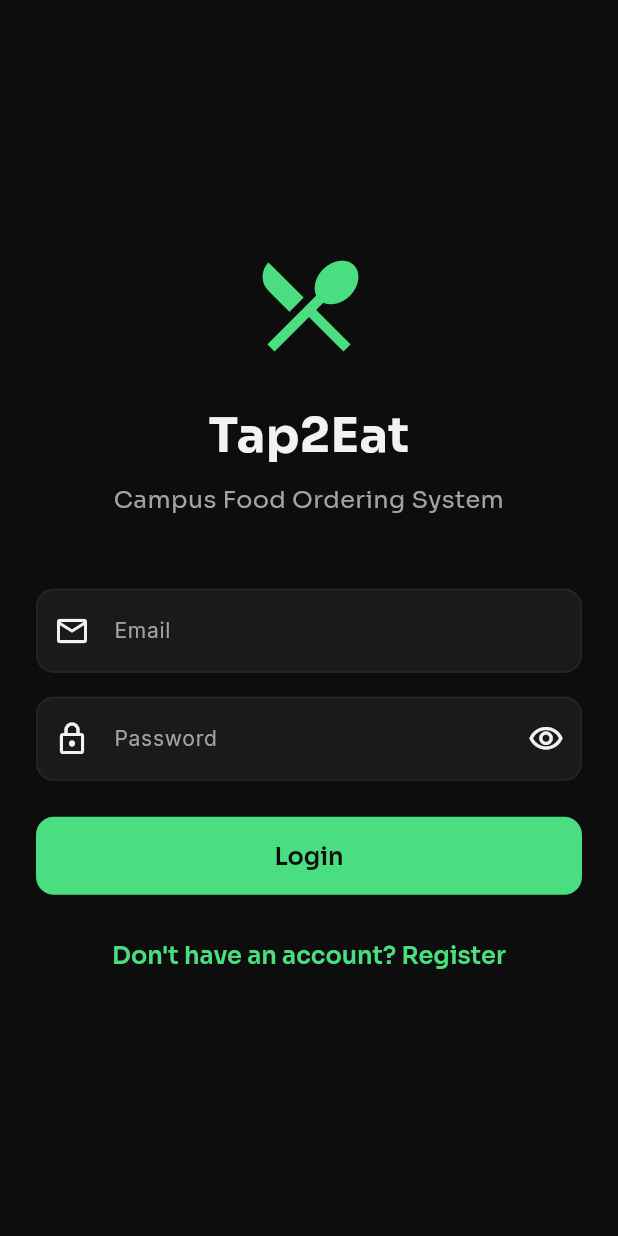
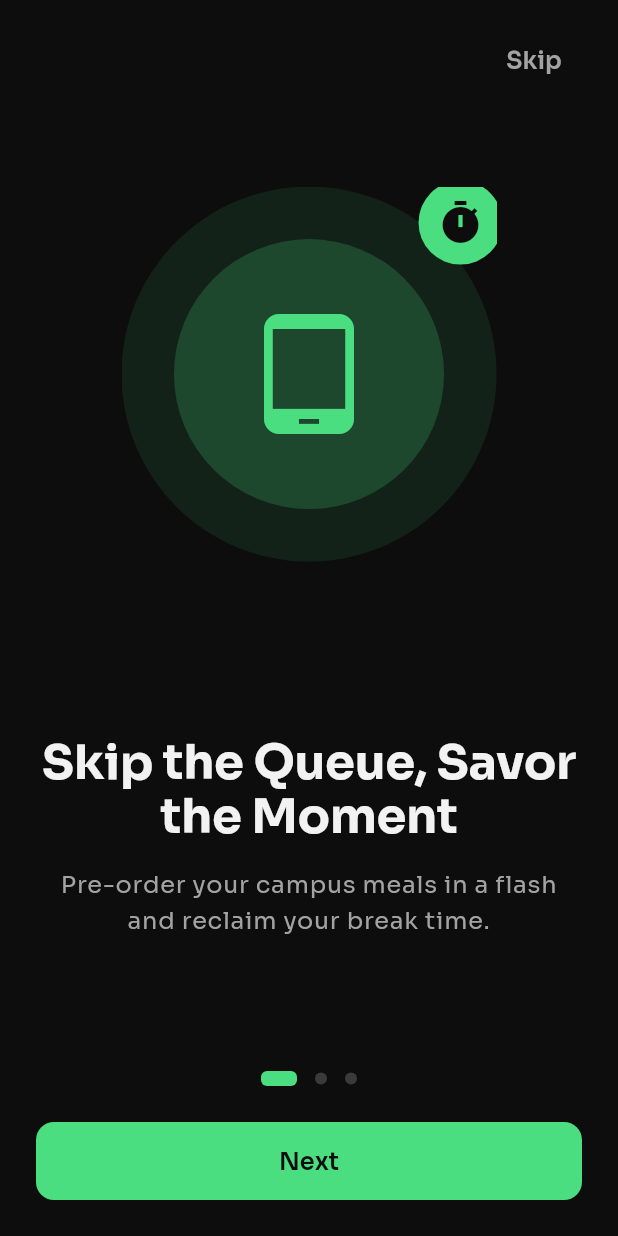
Before and after one commit to muhammedrasal76/tap2eat, a Flutter app: the screen it shows after launch, on a phone screen of 412 x 824 dp. Run offline on Flutter 3.47's test engine with Material 3 defaults, Android fonts, the phone set to English and light mode, and no system bars; our stand-ins replace cloud_firestore, equatable, firebase_auth, firebase_core, firebase_messaging, go_router and 2 more; accounts and stored records are empty.

Commit message:
onboarding ui completed

```diff
--- a/lib/config/routes/app_router.dart
+++ b/lib/config/routes/app_router.dart
@@ -1,6 +1,8 @@
 import 'package:flutter/material.dart';
 import 'package:go_router/go_router.dart';
 import '../../features/auth/presentation/pages/login_page.dart';
+import '../../features/auth/presentation/pages/onboarding_page.dart';
+import '../../features/auth/presentation/pages/splash_page.dart';
 import '../../features/home/presentation/pages/home_page.dart';
 import 'route_names.dart';
 
@@ -9,15 +11,18 @@ class AppRouter {
   AppRouter._();
 
   static final GoRouter router = GoRouter(
-    initialLocation: RouteNames.login,
+    initialLocation: RouteNames.splash,
     routes: [
       // Auth routes
       GoRoute(
         path: RouteNames.splash,
         name: 'splash',
-        builder: (context, state) => const Scaffold(
-          body: Center(child: CircularProgressIndicator()),
-        ),
+        builder: (context, state) => const SplashPage(),
+      ),
+      GoRoute(
+        path: RouteNames.onboarding,
+        name: 'onboarding',
+        builder: (context, state) => const OnboardingPage(),
       ),
       GoRoute(
         path: RouteNames.login,
--- a/lib/config/routes/route_names.dart
+++ b/lib/config/routes/route_names.dart
@@ -4,6 +4,7 @@ class RouteNames {
 
   // Auth routes
   static const String splash = '/';
+  static const String onboarding = '/onboarding';
   static const String login = '/login';
   static const String register = '/register';
 
--- /dev/null
+++ b/lib/features/auth/presentation/pages/onboarding_page.dart
@@ -0,0 +1,56 @@
+import 'package:flutter/material.dart';
+import 'package:provider/provider.dart';
+import '../../../../config/theme/colors.dart';
+import '../providers/onboarding_provider.dart';
+import '../widgets/onboarding_screen_one.dart';
+import '../widgets/onboarding_screen_two.dart';
+import '../widgets/onboarding_screen_three.dart';
+
+/// Main onboarding page with PageView
+class OnboardingPage extends StatefulWidget {
+  const OnboardingPage({super.key});
+
+  @override
+  State<OnboardingPage> createState() => _OnboardingPageState();
+}
+
+class _OnboardingPageState extends State<OnboardingPage> {
+  late PageController _pageController;
+
+  @override
+  void initState() {
+    super.initState();
+    _pageController = PageController(initialPage: 0);
+
+    // Listen to page changes and update provider
+    _pageController.addListener(() {
+      final page = _pageController.page?.round() ?? 0;
+      context.read<OnboardingProvider>().setCurrentPage(page);
+    });
+  }
+
+  @override
+  void dispose() {
+    _pageController.dispose();
+    super.dispose();
+  }
+
+  @override
+  Widget build(BuildContext context) {
+    return PopScope(
+      canPop: false, // Disable back button on Android
+      child: Scaffold(
+        backgroundColor: AppColors.base,
+        body: PageView(
+          controller: _pageController,
+          physics: const BouncingScrollPhysics(),
+          children: [
+            OnboardingScreenOne(pageController: _pageController),
+            OnboardingScreenTwo(pageController: _pageController),
+            const OnboardingScreenThree(),
+          ],
+        ),
+      ),
+    );
+  }
+}
--- /dev/null
+++ b/lib/features/auth/presentation/widgets/onboarding_page_indicator.dart
@@ -0,0 +1,37 @@
+import 'package:flutter/material.dart';
+import '../../../../config/theme/colors.dart';
+
+/// Animated page indicator for onboarding screens
+class OnboardingPageIndicator extends StatelessWidget {
+  final int currentPage;
+  final int pageCount;
+
+  const OnboardingPageIndicator({
+    super.key,
+    required this.currentPage,
+    this.pageCount = 3,
+  });
+
+  @override
+  Widget build(BuildContext context) {
+    return Row(
+      mainAxisAlignment: MainAxisAlignment.center,
+      children: List.generate(
+        pageCount,
+        (index) => AnimatedContainer(
+          duration: const Duration(milliseconds: 300),
+          curve: Curves.easeInOut,
+          width: index == currentPage ? 24 : 8,
+          height: index == currentPage ? 10 : 8,
+          margin: const EdgeInsets.symmetric(horizontal: 6),
+          decoration: BoxDecoration(
+            color: index == currentPage
+                ? AppColors.primary
+                : AppColors.textSecondary.withOpacity(0.3),
+            borderRadius: BorderRadius.circular(4),
+          ),
+        ),
+      ),
+    );
+  }
+}
--- /dev/null
+++ b/lib/features/auth/presentation/widgets/onboarding_screen_one.dart
@@ -0,0 +1,160 @@
+import 'package:flutter/material.dart';
+import 'package:provider/provider.dart';
+import '../../../../config/theme/colors.dart';
+import '../providers/onboarding_provider.dart';
+import 'onboarding_page_indicator.dart';
+import 'onboarding_skip_button.dart';
+
+/// First onboarding screen: "Skip the Queue, Savor the Moment"
+class OnboardingScreenOne extends StatelessWidget {
+  final PageController pageController;
+
+  const OnboardingScreenOne({
+    super.key,
+    required this.pageController,
+  });
+
+  @override
+  Widget build(BuildContext context) {
+    final theme = Theme.of(context);
+
+    return SafeArea(
+      child: Padding(
+        padding: const EdgeInsets.symmetric(horizontal: 24),
+        child: Column(
+          children: [
+            // Skip button
+            Align(
+              alignment: Alignment.topRight,
+              child: Padding(
+                padding: const EdgeInsets.only(top: 16),
+                child: const OnboardingSkipButton(),
+              ),
+            ),
+
+            // Icon Area
+            Expanded(
+              flex: 3,
+              child: Center(
+                child: SizedBox(
+                  width: 250,
+                  height: 250,
+                  child: Stack(
+                    alignment: Alignment.center,
+                    children: [
+                      // Outer circle background
+                      Container(
+                        width: 250,
+                        height: 250,
+                        decoration: BoxDecoration(
+                          color: AppColors.primary.withOpacity(0.1),
+                          shape: BoxShape.circle,
+                        ),
+                      ),
+
+                      // Inner circle background
+                      Container(
+                        width: 180,
+                        height: 180,
+                        decoration: BoxDecoration(
+                          color: AppColors.primary.withOpacity(0.2),
+                          shape: BoxShape.circle,
+                        ),
+                      ),
+
+                      // Main tablet icon
+                      Icon(
+                        Icons.tablet_android,
+                        size: 80,
+                        color: AppColors.primary,
+                      ),
+
+                      // Timer badge (top-right)
+                      Positioned(
+                        top: -4,
+                        right: -4,
+                        child: Container(
+                          width: 56,
+                          height: 56,
+                          decoration: BoxDecoration(
+                            color: AppColors.primary,
+                            shape: BoxShape.circle,
+                          ),
+                          child: Icon(
+                            Icons.timer,
+                            size: 32,
+                            color: AppColors.onPrimary,
+                          ),
+                        ),
+                      ),
+                    ],
+                  ),
+                ),
+              ),
+            ),
+
+            // Text Area
+            Expanded(
+              flex: 2,
+              child: Column(
+                mainAxisAlignment: MainAxisAlignment.center,
+                children: [
+                  Text(
+                    'Skip the Queue, Savor the Moment',
+                    style: theme.textTheme.displayLarge,
+                    textAlign: TextAlign.center,
+                  ),
+                  const SizedBox(height: 16),
+                  ConstrainedBox(
+                    constraints: const BoxConstraints(maxWidth: 400),
+                    child: Text(
+                      'Pre-order your campus meals in a flash and reclaim your break time.',
+                      style: theme.textTheme.bodyLarge?.copyWith(
+                        color: AppColors.textSecondary,
+                      ),
+                      textAlign: TextAlign.center,
+                    ),
+                  ),
+                ],
+              ),
+            ),
+
+            const SizedBox(height: 32),
+
+            // Bottom controls
+            Column(
+              children: [
+                // Page indicator
+                Consumer<OnboardingProvider>(
+                  builder: (context, provider, _) {
+                    return OnboardingPageIndicator(
+                      currentPage: provider.currentPage,
+                    );
+                  },
+                ),
+
+                const SizedBox(height: 24),
+
+                // Next button
+                SizedBox(
+                  width: double.infinity,
+                  child: ElevatedButton(
+                    onPressed: () {
+                      pageController.nextPage(
+                        duration: const Duration(milliseconds: 300),
+                        curve: Curves.easeInOut,
+                      );
+                    },
+                    child: const Text('Next'),
+                  ),
+                ),
+
+                const SizedBox(height: 24),
+              ],
+            ),
+          ],
+        ),
+      ),
+    );
+  }
+}
--- /dev/null
+++ b/lib/features/auth/presentation/widgets/onboarding_skip_button.dart
@@ -0,0 +1,32 @@
+import 'package:flutter/material.dart';
+import 'package:go_router/go_router.dart';
+import 'package:provider/provider.dart';
+import '../../../../config/routes/route_names.dart';
+import '../../../../config/theme/colors.dart';
+import '../providers/onboarding_provider.dart';
+
+/// Skip button for onboarding screens
+class OnboardingSkipButton extends StatelessWidget {
+  const OnboardingSkipButton({super.key});
+
+  @override
+  Widget build(BuildContext context) {
+    return TextButton(
+      onPressed: () async {
+        final provider = context.read<OnboardingProvider>();
+        await provider.skipOnboarding();
+        if (context.mounted) {
+          context.go(RouteNames.login);
+        }
+      },
+      child: Text(
+        'Skip',
+        style: TextStyle(
+          color: AppColors.textSecondary,
+          fontSize: 16,
+          fontWeight: FontWeight.w600,
+        ),
+      ),
+    );
+  }
+}
--- a/lib/main.dart
+++ b/lib/main.dart
@@ -3,6 +3,7 @@ import 'package:provider/provider.dart';
 import 'config/theme/app_theme.dart';
 import 'config/routes/app_router.dart';
 import 'features/auth/presentation/providers/auth_provider.dart';
+import 'features/auth/presentation/providers/onboarding_provider.dart';
 import 'shared/providers/firebase_provider.dart';
 
 void main() async {
@@ -26,6 +27,9 @@ class MyApp extends StatelessWidget {
       providers: [
         // Auth Provider
         ChangeNotifierProvider(create: (_) => AuthProvider()),
+
+        // Onboarding Provider
+        ChangeNotifierProvider(create: (_) => OnboardingProvider()),
 
         // TODO: Add more providers as features are implemented
         // ChangeNotifierProvider(create: (_) => MenuProvider()),
--- a/pubspec.yaml
+++ b/pubspec.yaml
@@ -54,6 +54,7 @@ dependencies:
   # Utilities
   equatable: ^2.0.5
   intl: ^0.19.0
+  shared_preferences: ^2.2.2
 
 dev_dependencies:
   flutter_test:
```
Also changed, not shown: lib/features/auth/presentation/pages/splash_page.dart (added, +52 -0 lines), lib/features/auth/presentation/providers/onboarding_provider.dart (added, +50 -0 lines), lib/features/auth/presentation/widgets/onboarding_screen_three.dart (added, +109 -0 lines), lib/features/auth/presentation/widgets/onboarding_screen_two.dart (added, +191 -0 lines), pubspec.lock, 4 other files.
